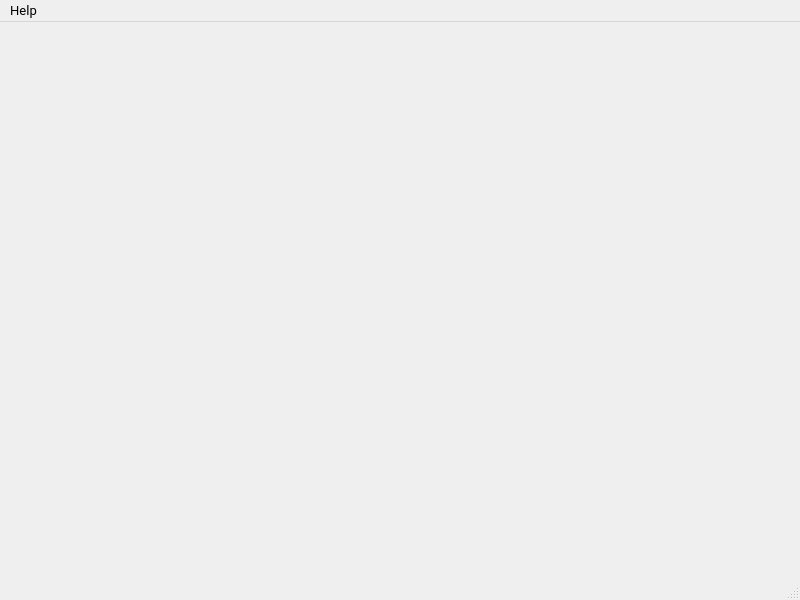
Above: src/software-qt/EMBO/window_vm.ui from parezj/EMBO before the change. Below: the same form after it.
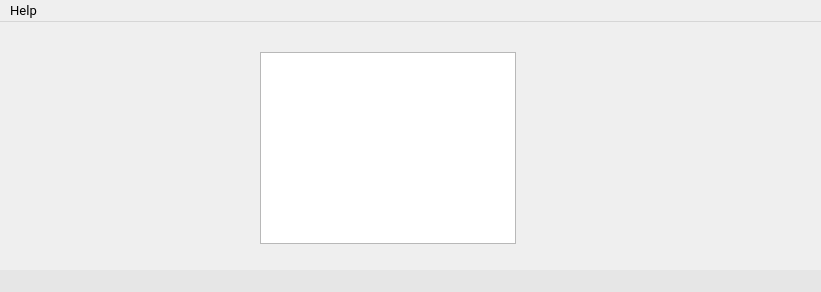
That is the form after the change. Icons and pictures are not drawn.

```diff
--- a/src/software-qt/EMBO/window_vm.ui
+++ b/src/software-qt/EMBO/window_vm.ui
@@ -6,8 +6,8 @@
    <rect>
     <x>0</x>
     <y>0</y>
-    <width>800</width>
-    <height>600</height>
+    <width>821</width>
+    <height>292</height>
    </rect>
   </property>
   <property name="font">
@@ -23,13 +23,24 @@
    <iconset resource="resources.qrc">
     <normaloff>:/main/resources/img/icon.png</normaloff>:/main/resources/img/icon.png</iconset>
   </property>
-  <widget class="QWidget" name="centralwidget"/>
+  <widget class="QWidget" name="centralwidget">
+   <widget class="QListView" name="listView">
+    <property name="geometry">
+     <rect>
+      <x>260</x>
+      <y>30</y>
+      <width>256</width>
+      <height>192</height>
+     </rect>
+    </property>
+   </widget>
+  </widget>
   <widget class="QMenuBar" name="menubar">
    <property name="geometry">
     <rect>
      <x>0</x>
      <y>0</y>
-     <width>800</width>
+     <width>821</width>
      <height>21</height>
     </rect>
    </property>
@@ -41,7 +52,11 @@
    </widget>
    <addaction name="menuHelp"/>
   </widget>
-  <widget class="QStatusBar" name="statusbar"/>
+  <widget class="QStatusBar" name="statusbar">
+   <property name="styleSheet">
+    <string notr="true">background-color: rgb(230, 230, 230);</string>
+   </property>
+  </widget>
   <action name="actionAbout">
    <property name="icon">
     <iconset resource="resources.qrc">
```
